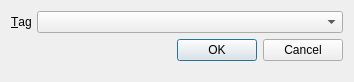
This is Tools/CondDBUI/qt_resources/SelectTagDialog.ui in pseyfertinsecurelogin/LHCb as Qt 5 draws it before an edit. The edited form follows.
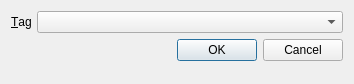
This is the edited form.

Patch:
```diff
--- a/Tools/CondDBUI/qt_resources/SelectTagDialog.ui
+++ b/Tools/CondDBUI/qt_resources/SelectTagDialog.ui
@@ -1,12 +1,12 @@
 <ui version="4.0" >
  <class>SelectTagDialog</class>
- <widget class="QDialog" name="SelectTagDialog" >
-  <property name="geometry" >
+ <widget class="QDialog" name="SelectTagDialog">
+  <property name="geometry">
    <rect>
     <x>0</x>
     <y>0</y>
     <width>354</width>
-    <height>82</height>
+    <height>84</height>
    </rect>
   </property>
   <property name="windowTitle" >
```
Left out of the diff: 39 changed lines with no effect on the pictures.
